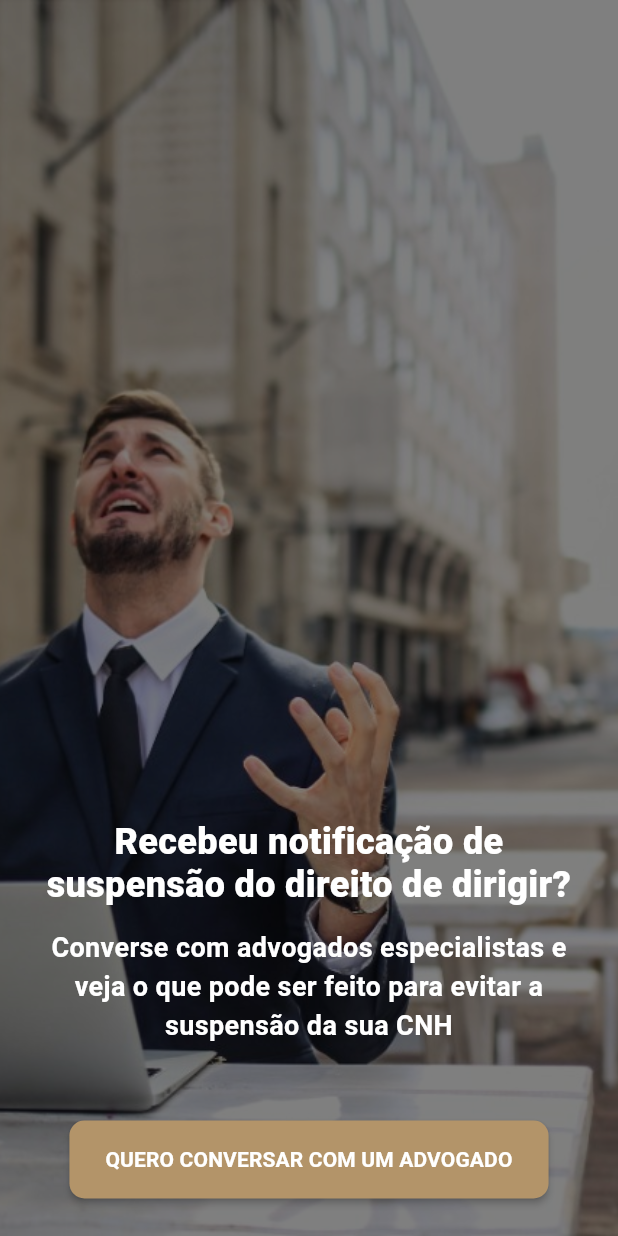
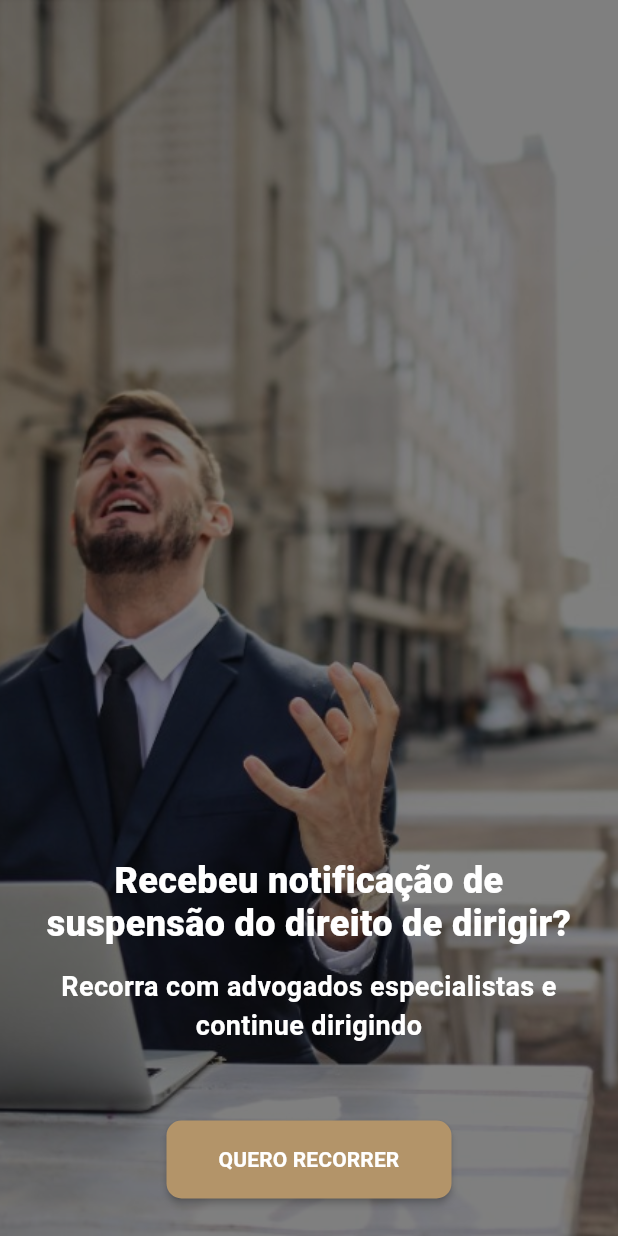
Before and after one commit to gui-janssens/bagatimes, a Flutter app: the screen it shows after launch, on a phone screen of 412 x 824 dp. Run offline on Flutter 3.47's test engine with Material 3 defaults, Android fonts, the phone set to English and light mode, and no system bars; our stand-ins replace bot_toast, gap, go_router, sizer; missing offline and left inert: google_tag_manager; network calls fail.

Commit message:
chore: requested changes

```diff
--- a/lib/src/presentation/widgets/custom_button.dart
+++ b/lib/src/presentation/widgets/custom_button.dart
@@ -47,8 +47,7 @@ class CustomButton extends StatelessWidget {
         minimumSize: Size(190, SizerUtil.width > 900 ? 72 : 52),
         elevation: 2, // Adjust elevation to control the size of the shadow
       ).copyWith(
-          overlayColor:
-              MaterialStateProperty.all(Colors.black.withOpacity(.1))),
+          overlayColor: WidgetStateProperty.all(Colors.black.withOpacity(.1))),
       child: Text(
         text,
         style: TextStyle(
--- a/lib/src/presentation/widgets/section_one.dart
+++ b/lib/src/presentation/widgets/section_one.dart
@@ -3,7 +3,6 @@ import 'package:bagatimes/src/presentation/widgets/section_component.dart';
 import 'package:bagatimes/src/utils/constants.dart';
 import 'package:flutter/material.dart';
 import 'package:gap/gap.dart';
-import 'package:sizer/sizer.dart';
 
 class SectionOne extends StatelessWidget {
   const SectionOne({super.key});
@@ -31,7 +30,7 @@ class SectionOne extends StatelessWidget {
           const Gap(15),
           SizedBox(
             child: Text(
-              'Converse com advogados especialistas e veja o que${SizerUtil.width > 900 ? '\n' : ' '}pode ser feito para evitar a suspensão da sua CNH',
+              'Recorra com advogados especialistas e continue dirigindo',
               textAlign: TextAlign.center,
               style: TextStyle(
                 fontSize: fsWeb24,
@@ -42,7 +41,7 @@ class SectionOne extends StatelessWidget {
           ),
           const Gap(50),
           const CustomButton(
-            text: 'QUERO CONVERSAR COM UM ADVOGADO',
+            text: 'QUERO RECORRER',
           ),
         ],
       ),
```
Also changed, not shown: pubspec.lock, 1 other file.
